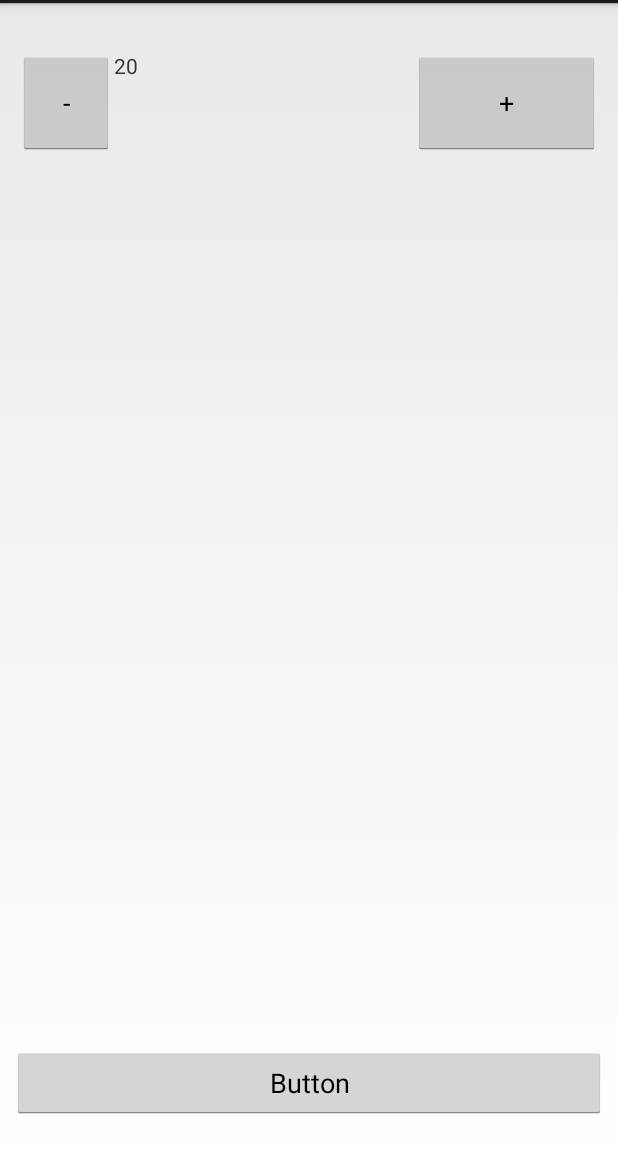
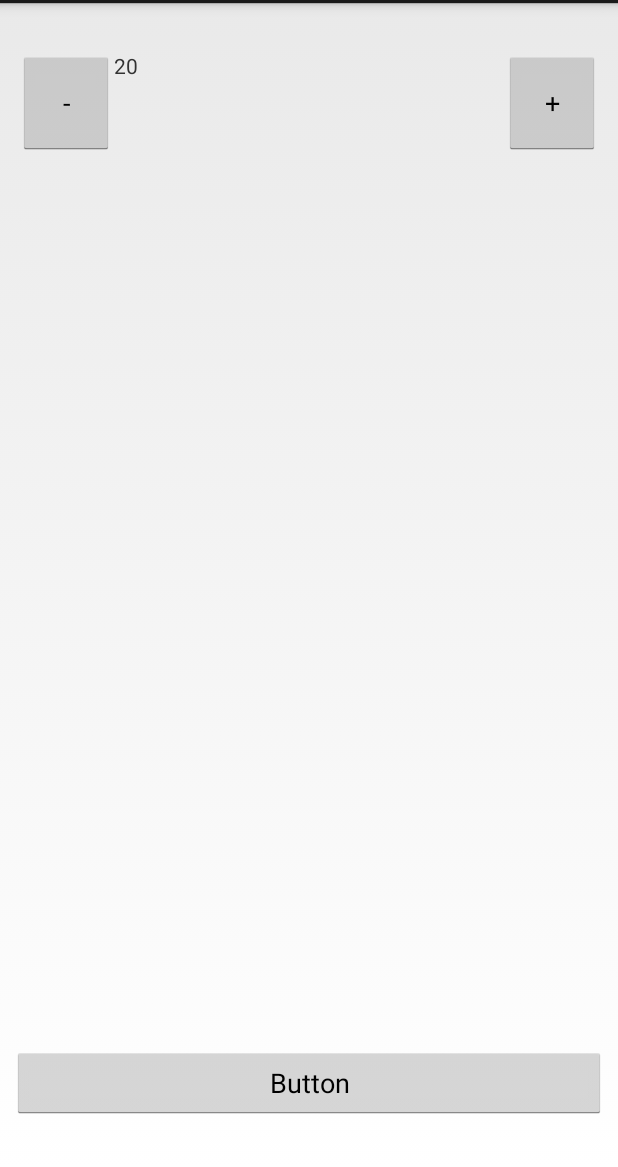
Before and after one commit to liquidwhale/SovietTimer, an Android app: the screen it shows after launch (MainActivity), on a phone screen of 412 x 824 dp, the part 69-1236 px from its top. Run offline under Robolectric (Android 15) with nearby library versions, the phone set to English and light mode, and no system bars.

```diff
--- a/app/src/main/java/cloud/akadem/soviettimer/MainActivity.java
+++ b/app/src/main/java/cloud/akadem/soviettimer/MainActivity.java
@@ -8,13 +8,13 @@ import android.widget.TextView;
 
 public class MainActivity extends Activity {
     public static final String EXTRA_TIME_PERIOD = "cloud.akadem.soviettimer.EXTRA_TIME_PERIOD";
-    public static final int timePeriod = 20;
+    private int timePeriod = 20;
 
     @Override
     protected void onCreate(Bundle savedInstanceState) {
         super.onCreate(savedInstanceState);
         setContentView(R.layout.activity_main);
-        initTimePeriodTextView();
+        updateTimePeriodTextView();
     }
 
     public void startTimer(View view) {
@@ -23,7 +23,17 @@ public class MainActivity extends Activity {
         startActivity(intent);
     }
 
-    public void initTimePeriodTextView() {
+    public void increaseTimePeriod(View view) {
+        timePeriod++;
+        updateTimePeriodTextView();
+    }
+
+    public void decreaseTimePeriod(View view) {
+        timePeriod--;
+        updateTimePeriodTextView();
+    }
+
+    private void updateTimePeriodTextView() {
         TextView textView = (TextView) findViewById(R.id.textView);
         textView.setText(Integer.toString(timePeriod));
     }
--- a/app/src/main/res/layout/activity_main.xml
+++ b/app/src/main/res/layout/activity_main.xml
@@ -44,26 +44,28 @@
         <Button
             android:text="-"
             android:layout_width="wrap_content"
-            android:layout_height="69dp"
+            android:layout_height="match_parent"
             tools:layout_editor_absoluteY="25dp"
             tools:layout_editor_absoluteX="305dp"
-            android:id="@+id/minusButton" />
+            android:id="@+id/minusButton"
+            android:onClick="decreaseTimePeriod" />
 
         <TextView
-            android:layout_width="199dp"
+            android:layout_width="0dp"
             android:layout_height="match_parent"
             tools:layout_editor_absoluteY="25dp"
             tools:layout_editor_absoluteX="93dp"
-            android:id="@+id/textView" />
+            android:id="@+id/textView"
+            android:layout_weight="0.7" />
 
         <Button
             android:text="+"
             android:layout_width="wrap_content"
-            android:layout_height="69dp"
+            android:layout_height="match_parent"
             tools:layout_editor_absoluteY="25dp"
             tools:layout_editor_absoluteX="305dp"
             android:id="@+id/plusButton"
-            android:layout_weight="1" />
+            android:onClick="increaseTimePeriod" />
 
     </LinearLayout>
 
```
